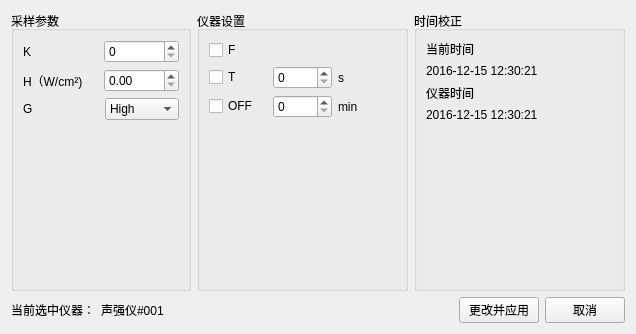
First picture: the form in deviceparameter.ui, repository Singein/Acoustometer, before the edit.
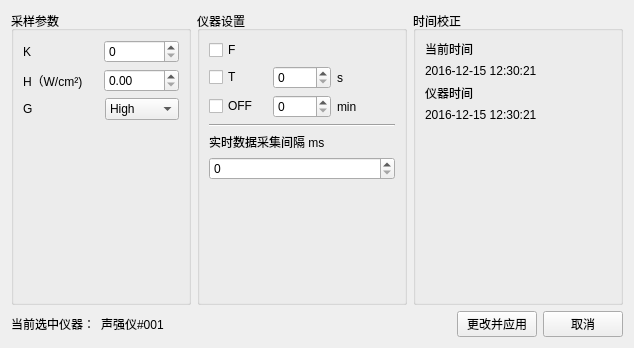
Second picture: the form after the edit.

What changed in the file:
```diff
--- a/deviceparameter.ui
+++ b/deviceparameter.ui
@@ -6,8 +6,8 @@
    <rect>
     <x>0</x>
     <y>0</y>
-    <width>636</width>
-    <height>334</height>
+    <width>634</width>
+    <height>348</height>
    </rect>
   </property>
   <property name="windowTitle">
@@ -215,6 +215,27 @@
           </item>
          </layout>
         </item>
+        <item>
+         <widget class="Line" name="line">
+          <property name="orientation">
+           <enum>Qt::Horizontal</enum>
+          </property>
+         </widget>
+        </item>
+        <item>
+         <widget class="QLabel" name="label_9">
+          <property name="text">
+           <string>实时数据采集间隔 ms</string>
+          </property>
+         </widget>
+        </item>
+        <item>
+         <layout class="QHBoxLayout" name="horizontalLayout_11">
+          <item>
+           <widget class="QSpinBox" name="spinBox_instance"/>
+          </item>
+         </layout>
+        </item>
         <item>
          <spacer name="verticalSpacer_3">
           <property name="orientation">
```
Left out of the diff: 3 changed lines with no effect on the pictures.
